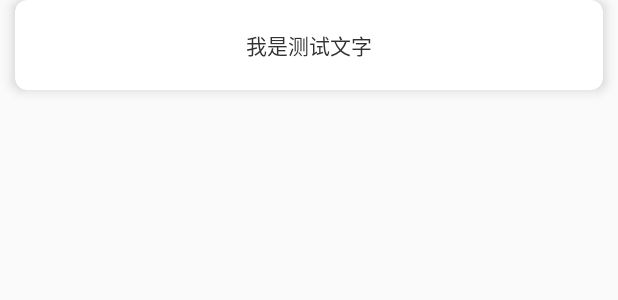
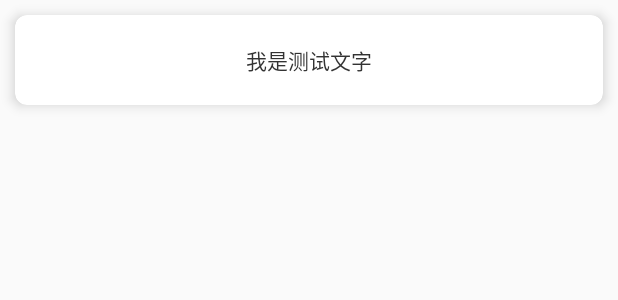
Before and after one commit to zhp475433752/KotlinTest, an Android app: the layout item_list_main.xml on its own in the app's theme, with its tools: preview values and no code run, on a phone screen of 412 x 824 dp. Shown: the top 300 px of the screen. Run offline under Robolectric (Android 15) with nearby library versions, the phone set to English and light mode, and no system bars.

Commit message:
边距优化

```diff
--- a/app/src/main/java/com/zwwl/kotlintest/MainActivity.kt
+++ b/app/src/main/java/com/zwwl/kotlintest/MainActivity.kt
@@ -109,7 +109,7 @@ class MainActivity : AppCompatActivity() {
         list.add(MainBean("屏幕适配") { startActivity(Intent(this, AdaptationActivity::class.java)) })
         list.add(MainBean("flow")  { startActivity(Intent(this, FlowTestActivity::class.java)) })
         list.add(MainBean("分页paging3")  { startActivity(Intent(this, Paging3Activity::class.java)) })
-        list.add(MainBean("高级函数")  { startActivity(Intent(this, FuncActivity::class.java)) })
+        list.add(MainBean("高阶函数")  { startActivity(Intent(this, FuncActivity::class.java)) })
 
         adapter.submitList(list)
 
--- a/app/src/main/res/layout/item_list_main.xml
+++ b/app/src/main/res/layout/item_list_main.xml
@@ -2,9 +2,7 @@
 <com.google.android.material.card.MaterialCardView xmlns:android="http://schemas.android.com/apk/res/android"
     android:layout_width="match_parent"
     android:layout_height="60dp"
-    android:layout_marginStart="10dp"
-    android:layout_marginEnd="10dp"
-    android:layout_marginBottom="20dp"
+    android:layout_margin="10dp"
     app:cardElevation="5dp"
     app:cardCornerRadius="8dp"
     android:theme="@style/Theme.MaterialComponents"
```
Also changed, not shown: app/src/main/java/com/zwwl/kotlintest/MainItemDecoration.kt (added, +24 -0 lines), app/src/main/res/layout/activity_main.xml (+4 -3 lines).
